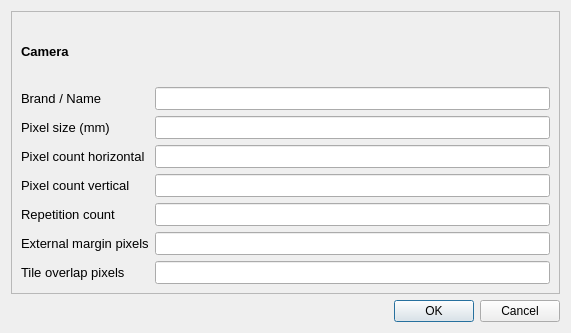
Qt form Source/camera_dialog.ui (Rolf-Hempel/MoonPanoramaMaker) before a commit.
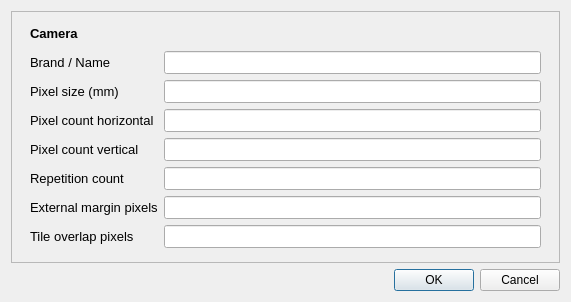
The same form after that commit.

Commit message: IP address parameter added, GUI improvements

```diff
--- a/Source/camera_dialog.ui
+++ b/Source/camera_dialog.ui
@@ -7,7 +7,7 @@
     <x>0</x>
     <y>0</y>
     <width>571</width>
-    <height>333</height>
+    <height>302</height>
    </rect>
   </property>
   <property name="windowTitle">
@@ -30,13 +30,22 @@
        <rect>
         <x>0</x>
         <y>0</y>
-        <width>549</width>
-        <height>280</height>
+        <width>551</width>
+        <height>253</height>
        </rect>
       </property>
       <layout class="QVBoxLayout" name="verticalLayout">
        <item>
         <layout class="QGridLayout" name="gridLayout">
+         <property name="leftMargin">
+          <number>9</number>
+         </property>
+         <property name="rightMargin">
+          <number>9</number>
+         </property>
+         <property name="bottomMargin">
+          <number>5</number>
+         </property>
          <item row="2" column="0">
           <widget class="QLabel" name="pixel_size">
            <property name="font">
```
The commit also changes 7 other files.
